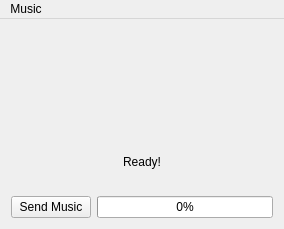
Before: the Qt Designer form mainwindow.ui in McMuzil/MusicLoaderServer, drawn with Qt 5.
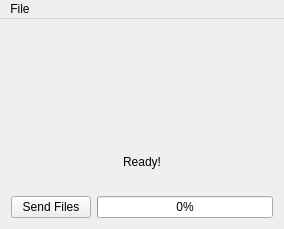
After: the same form once the commit is applied.

Commit message: changed sove names

Patch:
```diff
--- a/mainwindow.ui
+++ b/mainwindow.ui
@@ -62,7 +62,7 @@
       <item>
        <widget class="QPushButton" name="CheckoutSongs">
         <property name="text">
-         <string>Send Music</string>
+         <string>Send Files</string>
         </property>
        </widget>
       </item>
@@ -83,12 +83,12 @@
      <x>0</x>
      <y>0</y>
      <width>284</width>
-     <height>20</height>
+     <height>21</height>
     </rect>
    </property>
    <widget class="QMenu" name="menuMusic">
     <property name="title">
-     <string>Music</string>
+     <string>File</string>
     </property>
     <addaction name="actionCheck_for_new_songs"/>
     <addaction name="actionSelect_music_location"/>
```
Left out of the diff: 4 changed lines with no effect on the pictures. The commit also changes 2 other files.
